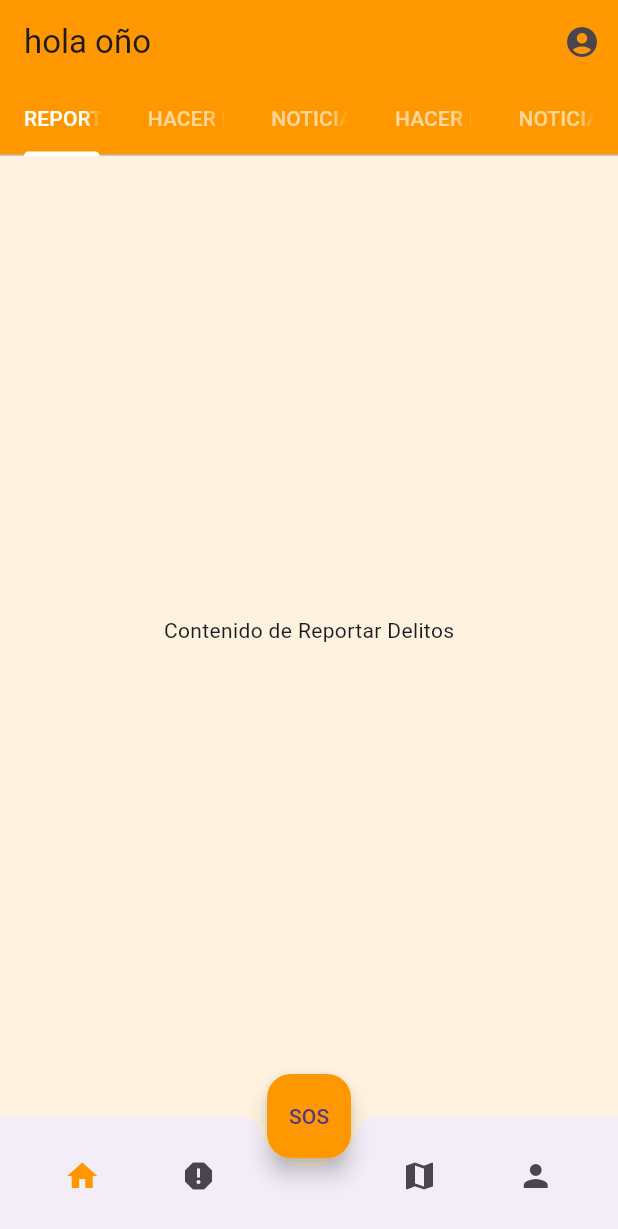
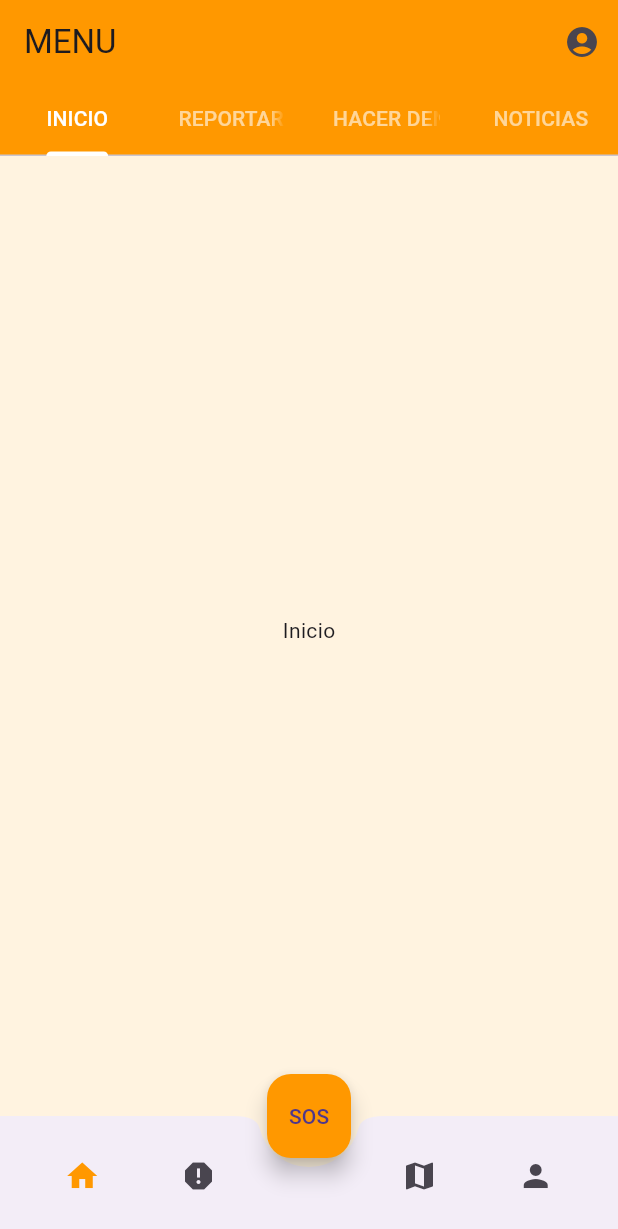
Before and after one commit to Reebotbrei/appMovil, a Flutter app: the HomePage screen opened directly, on a phone screen of 412 x 824 dp. Shown: the top 1229 px of the screen. Run offline on Flutter 3.47's test engine with Material 3 defaults, Android fonts, the phone set to English and light mode, and no system bars; our stand-ins replace image_picker.

Commit message:
modificación

```diff
--- a/lib/features/auth/home/screens/home_page.dart
+++ b/lib/features/auth/home/screens/home_page.dart
@@ -15,7 +15,7 @@ class _HomePageState extends State<HomePage> with SingleTickerProviderStateMixin
   @override
   void initState() {
     super.initState();
-    _tabController = TabController(length: 5, vsync: this); // 3 pestañas
+    _tabController = TabController(length: 4, vsync: this); // 3 pestañas
   }
 
   @override
@@ -25,7 +25,7 @@ class _HomePageState extends State<HomePage> with SingleTickerProviderStateMixin
       resizeToAvoidBottomInset: false,
       appBar: AppBar(
         backgroundColor: Colors.orange,
-        title: const Text('hola oño'),
+        title: const Text('MENU'),
         actions: [
           // Botón de perfil
           IconButton(
@@ -41,11 +41,11 @@ class _HomePageState extends State<HomePage> with SingleTickerProviderStateMixin
         bottom: TabBar(
           controller: _tabController,
           tabs: const [
+            Tab(text: 'INICIO'),
             Tab(text: 'REPORTAR DELITOS'),
             Tab(text: 'HACER DENUNCIAS'),
             Tab(text: 'NOTICIAS'),
-            Tab(text: 'HACER DENUNCIAS'),
-            Tab(text: 'NOTICIAS'),
+
           ],
           labelColor: Colors.white,
           unselectedLabelColor: Colors.white60,
@@ -59,11 +59,11 @@ class _HomePageState extends State<HomePage> with SingleTickerProviderStateMixin
           child: TabBarView(
             controller: _tabController,
             children: const [
+              Center(child: Text('Inicio')),
               Center(child: Text('Contenido de Reportar Delitos')),
               Center(child: Text('Contenido de Hacer Denuncias')),
               Center(child: Text('Noticias')),
-              Center(child: Text('HACER DENUNCIAS')),
-              Center(child: Text('HACER DENUNCIAS')),
+
             ],
           ),
         ),
```
